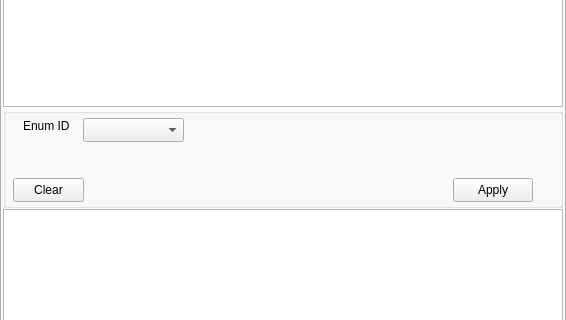
This is includes/TraceWindow/tracewindowsettings.ui in whiskeyAndrew/BaicalGuiServer as Qt 5 draws it before an edit; both pictures show x 0 to 566 and y 263 to 583 of the 566 by 669 pixel window. The edited form follows.
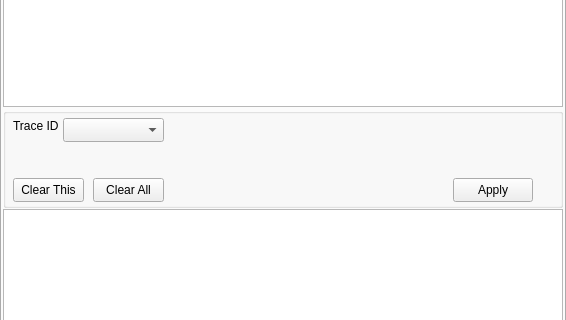
This is the edited form. The open tabs and pages were chosen to show the change.

Patch:
```diff
--- a/includes/TraceWindow/tracewindowsettings.ui
+++ b/includes/TraceWindow/tracewindowsettings.ui
@@ -814,14 +814,14 @@
          <widget class="QLabel" name="label_8">
           <property name="geometry">
            <rect>
-            <x>20</x>
+            <x>10</x>
             <y>10</y>
             <width>49</width>
             <height>16</height>
            </rect>
           </property>
           <property name="text">
-           <string>Enum ID</string>
+           <string>Trace ID</string>
           </property>
          </widget>
          <widget class="QLabel" name="enumId">
@@ -840,7 +840,7 @@
          <widget class="QComboBox" name="traceIDforEnums">
           <property name="geometry">
            <rect>
-            <x>80</x>
+            <x>60</x>
             <y>10</y>
             <width>101</width>
             <height>24</height>
@@ -882,23 +882,23 @@
          <widget class="QPushButton" name="clearEnums">
           <property name="geometry">
            <rect>
-            <x>10</x>
+            <x>90</x>
             <y>70</y>
             <width>71</width>
             <height>24</height>
            </rect>
           </property>
           <property name="text">
-           <string>Clear</string>
+           <string>Clear All</string>
           </property>
          </widget>
          <widget class="QLabel" name="enumsStatus">
           <property name="geometry">
            <rect>
-            <x>98</x>
-            <y>60</y>
-            <width>341</width>
-            <height>31</height>
+            <x>168</x>
+            <y>70</y>
+            <width>271</width>
+            <height>21</height>
            </rect>
           </property>
           <property name="text">
@@ -911,6 +911,19 @@
            <bool>true</bool>
           </property>
          </widget>
+         <widget class="QPushButton" name="clearEnum">
+          <property name="geometry">
+           <rect>
+            <x>10</x>
+            <y>70</y>
+            <width>71</width>
+            <height>24</height>
+           </rect>
+          </property>
+          <property name="text">
+           <string>Clear This</string>
+          </property>
+         </widget>
         </widget>
        </item>
       </layout>
```
Left out of the diff: 2 changed lines with no effect on the pictures.
